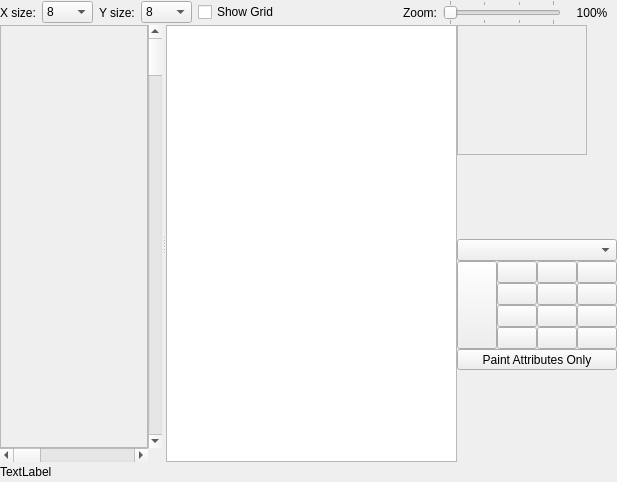
The window that designers/tile_stamp_editor/tilestampeditorform.ui (christopherpow/nesicide) describes before a commit, drawn with Qt 5.
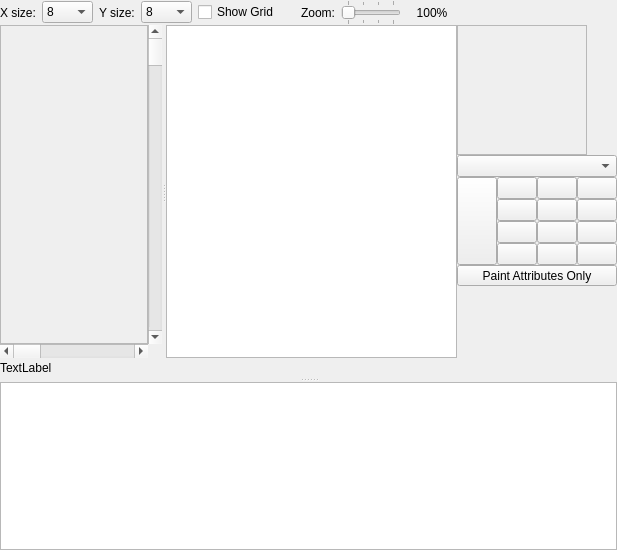
The same window after the commit. Icons and pictures are not drawn. Custom widgets are drawn as their Qt base class.

Commit message: Various fixes. Removed direct usage of repaint() in favor of indirect update() instead for updating UI elements. Bugfix for crash on emulation disassembly due to incorrect memory dereference in 4018-5bff 6502 memory space. Fix so CHR item list updates when model now emits dataChanged instead of layoutChanged. Adding UI elements for Tile Editor's attributes list.

What changed in the file:
```diff
--- a/designers/tile_stamp_editor/tilestampeditorform.ui
+++ b/designers/tile_stamp_editor/tilestampeditorform.ui
@@ -7,7 +7,7 @@
     <x>0</x>
     <y>0</y>
     <width>617</width>
-    <height>482</height>
+    <height>550</height>
    </rect>
   </property>
   <property name="mouseTracking">
@@ -29,7 +29,20 @@
    <property name="spacing">
     <number>0</number>
    </property>
-   <item row="0" column="0" colspan="2">
+   <item row="0" column="0">
+    <widget class="QSplitter" name="splitter_2">
+     <property name="orientation">
+      <enum>Qt::Vertical</enum>
+     </property>
+     <widget class="QWidget" name="gridLayoutWidget_3">
+      <layout class="QGridLayout" name="gridLayout_6">
+       <property name="bottomMargin">
+        <number>0</number>
+       </property>
+       <property name="spacing">
+        <number>0</number>
+       </property>
+       <item row="0" column="0">
     <layout class="QHBoxLayout" name="horizontalLayout">
      <property name="spacing">
       <number>6</number>
@@ -243,34 +256,7 @@
      </item>
     </layout>
    </item>
-   <item row="5" column="0" colspan="2">
-    <layout class="QHBoxLayout" name="horizontalLayout_2">
-     <property name="sizeConstraint">
-      <enum>QLayout::SetDefaultConstraint</enum>
-     </property>
-     <item>
-      <widget class="QLabel" name="info">
-       <property name="text">
-        <string>TextLabel</string>
-       </property>
-      </widget>
-     </item>
-     <item>
-      <spacer name="horizontalSpacer_2">
-       <property name="orientation">
-        <enum>Qt::Horizontal</enum>
-       </property>
-       <property name="sizeHint" stdset="0">
-        <size>
-         <width>40</width>
-         <height>20</height>
-        </size>
-       </property>
-      </spacer>
-     </item>
-    </layout>
-   </item>
-   <item row="2" column="0" rowspan="3">
+       <item row="1" column="0">
     <widget class="QSplitter" name="splitter">
      <property name="sizePolicy">
       <sizepolicy hsizetype="Expanding" vsizetype="Expanding">
@@ -372,6 +358,9 @@
          <property name="movement">
           <enum>QListView::Static</enum>
          </property>
+             <property name="flow">
+              <enum>QListView::TopToBottom</enum>
+             </property>
          <property name="viewMode">
           <enum>QListView::ListMode</enum>
          </property>
@@ -384,55 +373,12 @@
      </widget>
     </widget>
    </item>
-   <item row="2" column="1">
-    <widget class="QFrame" name="preview">
-     <property name="sizePolicy">
-      <sizepolicy hsizetype="Fixed" vsizetype="Fixed">
-       <horstretch>0</horstretch>
-       <verstretch>0</verstretch>
-      </sizepolicy>
-     </property>
-     <property name="minimumSize">
-      <size>
-       <width>130</width>
-       <height>130</height>
-      </size>
-     </property>
-     <property name="frameShape">
-      <enum>QFrame::StyledPanel</enum>
-     </property>
-     <property name="frameShadow">
-      <enum>QFrame::Sunken</enum>
-     </property>
-     <layout class="QGridLayout" name="gridLayout_5">
-      <property name="margin">
-       <number>0</number>
-      </property>
-      <property name="spacing">
-       <number>0</number>
-      </property>
-     </layout>
-    </widget>
-   </item>
-   <item row="3" column="1">
-    <spacer name="verticalSpacer">
-     <property name="orientation">
-      <enum>Qt::Vertical</enum>
-     </property>
-     <property name="sizeHint" stdset="0">
-      <size>
-       <width>20</width>
-       <height>40</height>
-      </size>
-     </property>
-    </spacer>
-   </item>
-   <item row="4" column="1">
+       <item row="1" column="1" rowspan="2">
     <layout class="QGridLayout" name="gridLayout_4">
      <property name="spacing">
       <number>0</number>
      </property>
-     <item row="1" column="0" rowspan="4">
+         <item row="3" column="0" rowspan="4">
       <widget class="ColorPushButton" name="palbkgnd">
        <property name="sizePolicy">
         <sizepolicy hsizetype="Minimum" vsizetype="Minimum">
@@ -460,7 +406,7 @@
        </property>
       </widget>
      </item>
-     <item row="1" column="2">
+         <item row="3" column="1">
       <widget class="ColorPushButton" name="pal0col1">
        <property name="text">
         <string/>
@@ -476,7 +422,7 @@
        </property>
       </widget>
      </item>
-     <item row="1" column="3">
+         <item row="3" column="2">
       <widget class="ColorPushButton" name="pal0col2">
        <property name="text">
         <string/>
@@ -492,7 +438,7 @@
        </property>
       </widget>
      </item>
-     <item row="1" column="4">
+         <item row="3" column="3">
       <widget class="ColorPushButton" name="pal0col3">
        <property name="text">
         <string/>
@@ -508,7 +454,7 @@
        </property>
       </widget>
      </item>
-     <item row="2" column="3">
+         <item row="4" column="2">
       <widget class="ColorPushButton" name="pal1col2">
        <property name="text">
         <string/>
@@ -524,7 +470,7 @@
        </property>
       </widget>
      </item>
-     <item row="2" column="2">
+         <item row="4" column="1">
       <widget class="ColorPushButton" name="pal1col1">
        <property name="text">
         <string/>
@@ -540,7 +486,7 @@
        </property>
       </widget>
      </item>
-     <item row="2" column="4">
+         <item row="4" column="3">
       <widget class="ColorPushButton" name="pal1col3">
        <property name="text">
         <string/>
@@ -556,7 +502,7 @@
        </property>
       </widget>
      </item>
-     <item row="3" column="2">
+         <item row="5" column="1">
       <widget class="ColorPushButton" name="pal2col1">
        <property name="text">
         <string/>
@@ -572,7 +518,7 @@
        </property>
       </widget>
      </item>
-     <item row="3" column="3">
+         <item row="5" column="2">
       <widget class="ColorPushButton" name="pal2col2">
        <property name="text">
         <string/>
@@ -588,7 +534,7 @@
        </property>
       </widget>
      </item>
-     <item row="3" column="4">
+         <item row="5" column="3">
       <widget class="ColorPushButton" name="pal2col3">
        <property name="text">
         <string/>
@@ -604,7 +550,7 @@
        </property>
       </widget>
      </item>
-     <item row="4" column="2">
+         <item row="6" column="1">
       <widget class="ColorPushButton" name="pal3col1">
        <property name="text">
         <string/>
@@ -620,7 +566,7 @@
        </property>
       </widget>
      </item>
-     <item row="4" column="3">
+         <item row="6" column="2">
       <widget class="ColorPushButton" name="pal3col2">
        <property name="text">
         <string/>
@@ -636,7 +582,7 @@
        </property>
       </widget>
      </item>
-     <item row="4" column="4">
+         <item row="6" column="3">
       <widget class="ColorPushButton" name="pal3col3">
        <property name="text">
         <string/>
@@ -652,10 +598,10 @@
        </property>
       </widget>
      </item>
-     <item row="0" column="0" colspan="5">
+         <item row="2" column="0" colspan="4">
       <widget class="QComboBox" name="attributeTable"/>
      </item>
-     <item row="9" column="0">
+         <item row="11" column="0">
       <widget class="QToolButton" name="cwRotate">
        <property name="toolTip">
         <string>Rotate Clockwise</string>
@@ -675,7 +621,7 @@
        </property>
       </widget>
      </item>
-     <item row="9" column="2">
+         <item row="11" column="1">
       <widget class="QToolButton" name="ccwRotate">
        <property name="toolTip">
         <string>Rotate Counterclockwise</string>
@@ -692,7 +638,7 @@
        </property>
       </widget>
      </item>
-     <item row="6" column="3">
+         <item row="8" column="2">
       <widget class="QToolButton" name="filledBoxTool">
        <property name="toolTip">
         <string>Filled Box Tool</string>
@@ -712,7 +658,7 @@
        </property>
       </widget>
      </item>
-     <item row="6" column="0">
+         <item row="8" column="0">
       <widget class="QToolButton" name="pencilTool">
        <property name="toolTip">
         <string>Drawing Tool</string>
@@ -732,7 +678,7 @@
        </property>
       </widget>
      </item>
-     <item row="6" column="2">
+         <item row="8" column="1">
       <widget class="QToolButton" name="hollowBoxTool">
        <property name="toolTip">
         <string>Hollow Box Tool</string>
@@ -752,7 +698,7 @@
        </property>
       </widget>
      </item>
-     <item row="8" column="2">
+         <item row="10" column="1">
       <widget class="QToolButton" name="textTool">
        <property name="toolTip">
         <string>Text Tool</string>
@@ -772,7 +718,7 @@
        </property>
       </widget>
      </item>
-     <item row="9" column="3">
+         <item row="11" column="2">
       <widget class="QToolButton" name="flipHorizontal">
        <property name="toolTip">
         <string>Flip Horizontal</string>
@@ -789,7 +735,7 @@
        </property>
       </widget>
      </item>
-     <item row="8" column="4">
+         <item row="10" column="3">
       <widget class="QToolButton" name="clear">
        <property name="toolTip">
         <string>Clear</string>
@@ -806,7 +752,7 @@
        </property>
       </widget>
      </item>
-     <item row="9" column="4">
+         <item row="11" column="3">
       <widget class="QToolButton" name="flipVertical">
        <property name="toolTip">
         <string>Flip Vertical</string>
@@ -823,7 +769,7 @@
        </property>
       </widget>
      </item>
-     <item row="8" column="3">
+         <item row="10" column="2">
       <widget class="QToolButton" name="selectionTool">
        <property name="toolTip">
         <string>Selection Tool</string>
@@ -843,7 +789,7 @@
        </property>
       </widget>
      </item>
-     <item row="5" column="0" colspan="5">
+         <item row="7" column="0" colspan="4">
       <widget class="QToolButton" name="paintAttr">
        <property name="sizePolicy">
         <sizepolicy hsizetype="Preferred" vsizetype="Fixed">
@@ -862,7 +808,7 @@
        </property>
       </widget>
      </item>
-     <item row="7" column="2">
+         <item row="9" column="1">
       <widget class="QToolButton" name="hollowCircleTool">
        <property name="toolTip">
         <string>Hollow Circle Tool</string>
@@ -882,7 +828,7 @@
        </property>
       </widget>
      </item>
-     <item row="7" column="3">
+         <item row="9" column="2">
       <widget class="QToolButton" name="filledCircleTool">
        <property name="toolTip">
         <string>Filled Circle Tool</string>
@@ -902,7 +848,7 @@
        </property>
       </widget>
      </item>
-     <item row="8" column="0">
+         <item row="10" column="0">
       <widget class="QToolButton" name="paintTool">
        <property name="toolTip">
         <string>Paint Tool</string>
@@ -922,7 +868,7 @@
        </property>
       </widget>
      </item>
-     <item row="7" column="0">
+         <item row="9" column="0">
       <widget class="QToolButton" name="lineTool">
        <property name="toolTip">
         <string>Line Tool</string>
@@ -942,7 +888,85 @@
        </property>
       </widget>
      </item>
-    </layout>
+         <item row="1" column="0" colspan="4">
+          <spacer name="verticalSpacer">
+           <property name="orientation">
+            <enum>Qt::Vertical</enum>
+           </property>
+           <property name="sizeHint" stdset="0">
+            <size>
+             <width>20</width>
+             <height>40</height>
+            </size>
+           </property>
+          </spacer>
+         </item>
+         <item row="0" column="0" colspan="4">
+          <widget class="QFrame" name="preview">
+           <property name="sizePolicy">
+            <sizepolicy hsizetype="Fixed" vsizetype="Fixed">
+             <horstretch>0</horstretch>
+             <verstretch>0</verstretch>
+            </sizepolicy>
+           </property>
+           <property name="minimumSize">
+            <size>
+             <width>130</width>
+             <height>130</height>
+            </size>
+           </property>
+           <property name="frameShape">
+            <enum>QFrame::StyledPanel</enum>
+           </property>
+           <property name="frameShadow">
+            <enum>QFrame::Sunken</enum>
+           </property>
+           <layout class="QGridLayout" name="gridLayout_5">
+            <property name="margin">
+             <number>0</number>
+            </property>
+            <property name="spacing">
+             <number>0</number>
+            </property>
+           </layout>
+          </widget>
+         </item>
+        </layout>
+       </item>
+       <item row="2" column="0">
+        <layout class="QHBoxLayout" name="horizontalLayout_2">
+         <property name="spacing">
+          <number>0</number>
+         </property>
+         <property name="sizeConstraint">
+          <enum>QLayout::SetDefaultConstraint</enum>
+         </property>
+         <item>
+          <widget class="QLabel" name="info">
+           <property name="text">
+            <string>TextLabel</string>
+           </property>
+          </widget>
+         </item>
+         <item>
+          <spacer name="horizontalSpacer_2">
+           <property name="orientation">
+            <enum>Qt::Horizontal</enum>
+           </property>
+           <property name="sizeHint" stdset="0">
+            <size>
+             <width>40</width>
+             <height>20</height>
+            </size>
+           </property>
+          </spacer>
+         </item>
+        </layout>
+       </item>
+      </layout>
+     </widget>
+     <widget class="QTableView" name="tableView"/>
+    </widget>
    </item>
   </layout>
  </widget>
```
Lines whose indentation alone changed are shown as unchanged. The commit also changes 25 other files.
